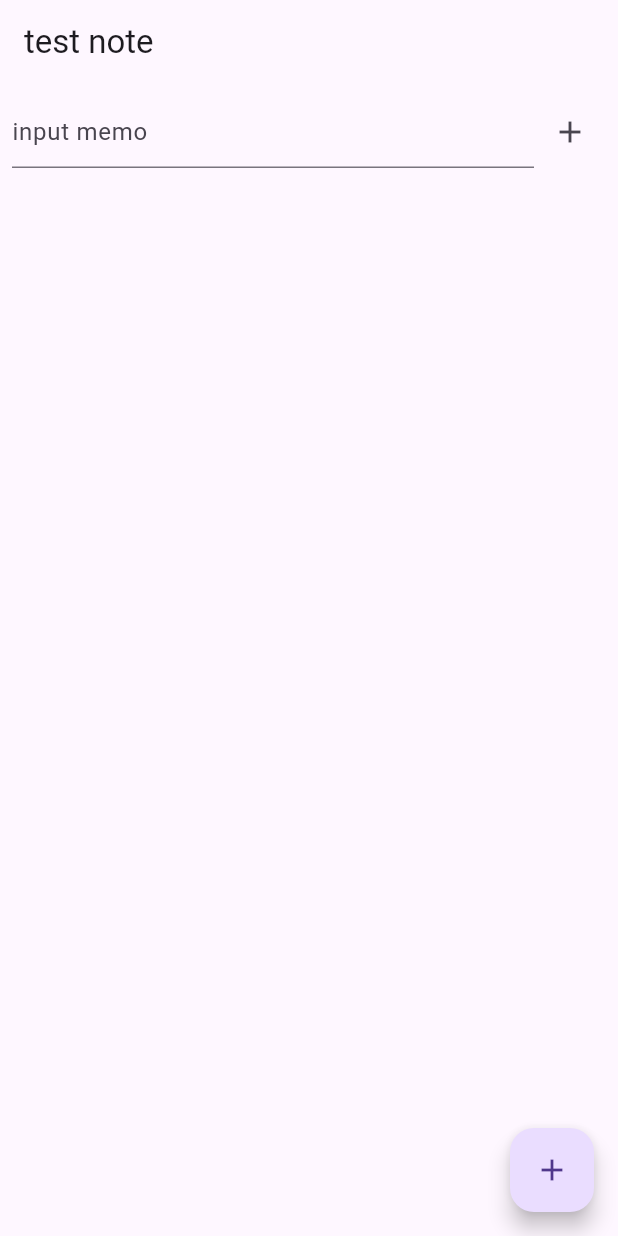
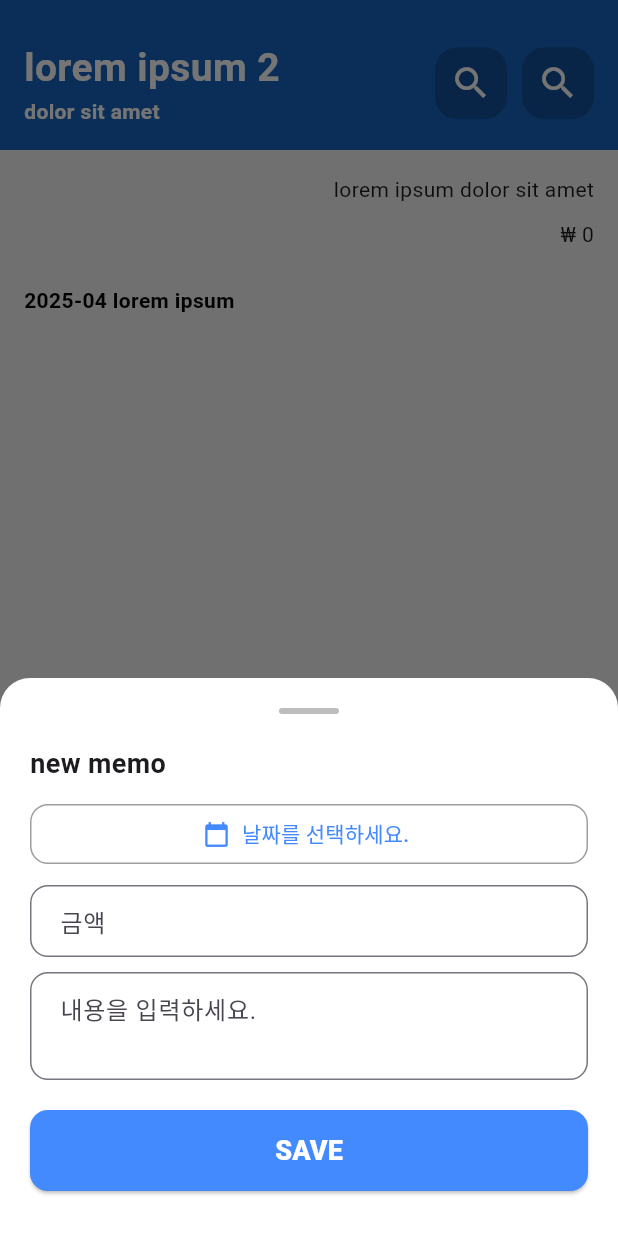
Before and after one commit to hankiw/savek, a Flutter app: the screen it shows after launch, after a tap on the "add" icon, on a phone screen of 412 x 824 dp. Run offline on Flutter 3.47's test engine with Material 3 defaults, Android fonts, the phone set to English and light mode, and no system bars; our stand-ins replace sqflite; accounts and stored records are empty.

Commit message:
ui 추가

```diff
--- /dev/null
+++ b/lib/component/main_header.dart
@@ -0,0 +1,53 @@
+import 'package:flutter/material.dart';
+
+class MainHeader extends StatelessWidget {
+  const MainHeader({super.key});
+
+  @override
+  Widget build(BuildContext context) {
+    return Container(
+      height: 100.0,
+      padding: EdgeInsets.symmetric(horizontal: 16.0, vertical: 16.0),
+      alignment: Alignment.bottomCenter,
+      decoration: BoxDecoration(color: Colors.blue.shade800),
+      child: Row(
+        mainAxisAlignment: MainAxisAlignment.spaceBetween,
+        children: [
+          Column(
+            mainAxisSize: MainAxisSize.min,
+            crossAxisAlignment: CrossAxisAlignment.start,
+            children: [
+              Text('lorem ipsum 2', style: TextStyle(fontSize: 26.0, fontWeight: FontWeight.bold, color: Colors.white)),
+              Text('dolor sit amet', style: TextStyle(fontSize: 14.0, fontWeight: FontWeight.bold, color: Colors.white)),
+            ],
+          ),
+          Row(
+            children: [
+              Container(
+                decoration: BoxDecoration(
+                  borderRadius: BorderRadius.circular(15),
+                  color: Colors.black.withAlpha(50),
+                ),
+                child: IconButton(
+                  icon: const Icon(Icons.search, size: 28.0, color: Colors.white),
+                  onPressed: () {},
+                ),
+              ),
+              SizedBox(width: 10.0),
+              Container(
+                decoration: BoxDecoration(
+                  borderRadius: BorderRadius.circular(15),
+                  color: Colors.black.withAlpha(50),
+                ),
+                child: IconButton(
+                  icon: const Icon(Icons.search, size: 28.0, color: Colors.white),
+                  onPressed: () {},
+                ),
+              ),
+            ],
+          )
+        ],
+      ),
+    );
+  }
+}
--- a/lib/db/db_helper.dart
+++ b/lib/db/db_helper.dart
@@ -28,7 +28,12 @@ class DBHelper {
 
   static Future<List<Memo>> loadMemo() async {
     final db = await database();
-    final List<Map<String, dynamic>> maps = await db.query('memo', orderBy: 'date DESC');
+    final List<Map<String, dynamic>> maps = await db.query(
+      'memo',
+      // where: 'date LIKE ?',
+      // whereArgs: ['${saveYM}%'],
+      orderBy: 'date DESC'
+    );
     return List.generate(
       maps.length,
       (i) => Memo.fromMap(maps[i])
--- a/lib/main.dart
+++ b/lib/main.dart
@@ -21,7 +21,7 @@ class MyApp extends StatelessWidget {
 				'/splash': (context) => const SplashScreen(),
 				'/main': (context) => const MainScreen(),
 			},
-			initialRoute: '/main'
+			initialRoute: '/splash'
     );
   }
 }
--- a/lib/screen/main_screen.dart
+++ b/lib/screen/main_screen.dart
@@ -1,5 +1,6 @@
 import 'package:flutter/material.dart';
 import 'package:intl/intl.dart';
+import 'package:savek/component/main_header.dart';
 import 'package:savek/db/db_helper.dart';
 import 'package:savek/model/memo.dart';
 
@@ -11,8 +12,14 @@ class MainScreen extends StatefulWidget {
 }
 
 class _MainScreenState extends State<MainScreen> {
-  final _controller = TextEditingController();
+
+  // memo data
+  String _saveYM = '2025-04';
   List<Memo> _memoList = [];
+
+  // summary
+  int _sumAmount = 0;
+
 
   @override
   void initState() {
@@ -23,8 +30,18 @@ class _MainScreenState extends State<MainScreen> {
   }
 
 	void _loadMemo() async {
+    int sumAmount = 0;
 		final memoList = await DBHelper.loadMemo();
+
+    List.generate(
+      memoList.length,
+      (i) {
+        sumAmount += memoList[i].amount;
+      }
+    );
+
 		setState(() {
+      _sumAmount = sumAmount;
 			_memoList = memoList;
 		});
 	}
@@ -93,7 +110,6 @@ class _MainScreenState extends State<MainScreen> {
                         if (picked != null) {
                           setState(() {
                             _selectedDate = picked.toString().substring(0, 10);
-														debugPrint(_selectedDate);
                           });
                         }
                       },
@@ -133,6 +149,7 @@ class _MainScreenState extends State<MainScreen> {
 													await DBHelper.insertMemo(Memo(date: _selectedDate, amount: int.parse(_amount.text), content: _content.text));
 												}
 												Navigator.pop(context);
+                        _loadMemo();
                       },
                       child: Text('SAVE', style: TextStyle(color: Colors.white, fontWeight: FontWeight.w900, fontSize: 18.0)),
                     ),
@@ -150,28 +167,32 @@ class _MainScreenState extends State<MainScreen> {
   @override
   Widget build(BuildContext context) {
     return Scaffold(
-      appBar: AppBar(title: Text('test note')),
+      // appBar: AppBar(title: Text('test note')),
+      backgroundColor: Colors.grey[100],
       body: SafeArea(
         child: Column(
           children: [
-            Padding(
-              padding: const EdgeInsets.all(8.0),
+            MainHeader(),
+            Container(
+              padding: EdgeInsets.symmetric(horizontal: 16.0, vertical: 16.0),
+              alignment: Alignment.topRight,
+              child: Column(
+                crossAxisAlignment: CrossAxisAlignment.end,
+                children: [
+                  Text('lorem ipsum dolor sit amet'),
+                  SizedBox(height: 10.0),
+                  Text('\u20A9 ${NumberFormat('#,###').format(_sumAmount)}'),
+                ],
+              ),
+            ),
+            Container(
+              padding: EdgeInsets.symmetric(horizontal: 16.0, vertical: 8.0),
+              alignment: Alignment.centerLeft,
               child: Row(
                 children: [
-                  Expanded(
-                    child: TextField(
-                      controller: _controller,
-                      decoration: InputDecoration(hintText: 'input memo')
-                    ),
-                  ),
-                  IconButton(
-                    icon: Icon(Icons.add),
-                    onPressed: () {
-                      debugPrint('check1');
-                    }
-                  )
+                  Text('${_saveYM} lorem ipsum', style: TextStyle(fontWeight: FontWeight.bold, fontSize: 14.0, color: Colors.black))
                 ],
-              )
+              ),
             ),
             Expanded(
               child: ListView.builder(
--- a/lib/screen/splash_screen.dart
+++ b/lib/screen/splash_screen.dart
@@ -15,7 +15,7 @@ class _SplashScreenState extends State<SplashScreen> {
     // TODO: implement initState
     super.initState();
 
-    Timer(Duration(seconds: 3), () {
+    Timer(Duration(seconds: 2), () {
       debugPrint('end splash');
       Navigator.pushReplacementNamed(context, '/main');
     });
--- a/pubspec.yaml
+++ b/pubspec.yaml
@@ -36,6 +36,7 @@ dependencies:
   cupertino_icons: ^1.0.8
   sqflite: ^2.4.2
   path: ^1.9.1
+  intl: ^0.20.2
 
 dev_dependencies:
   flutter_test:
```
